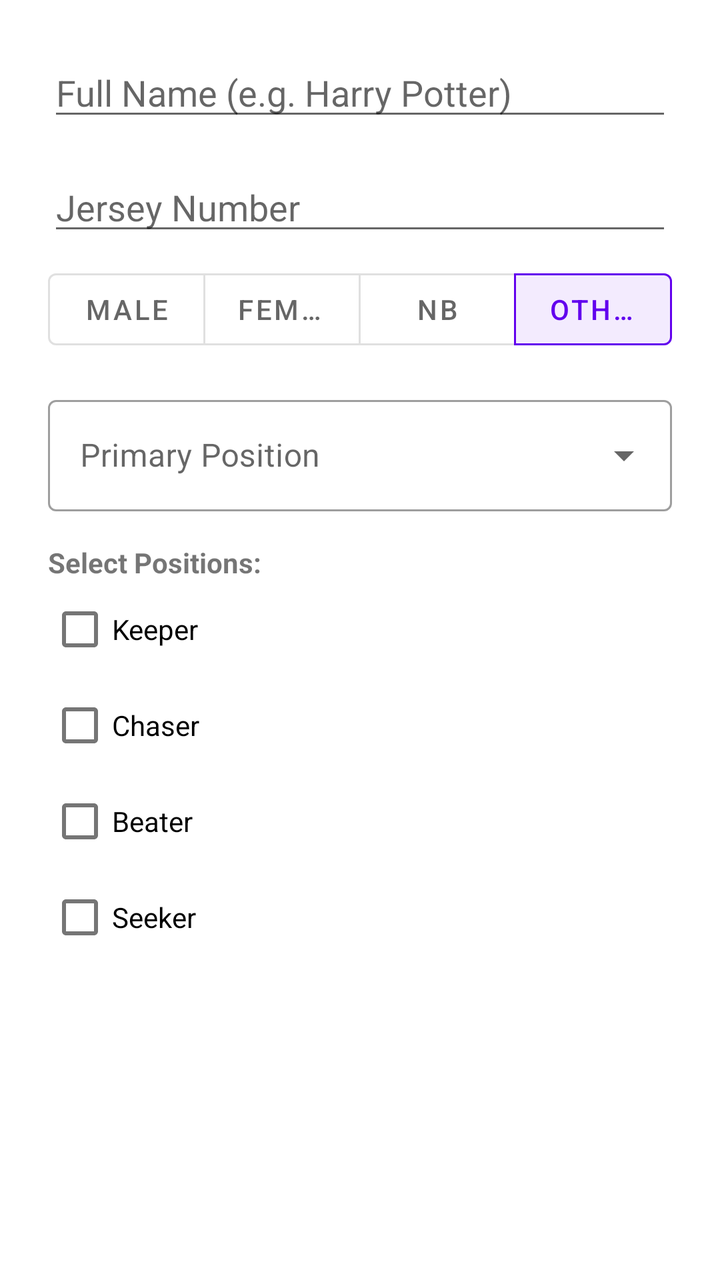
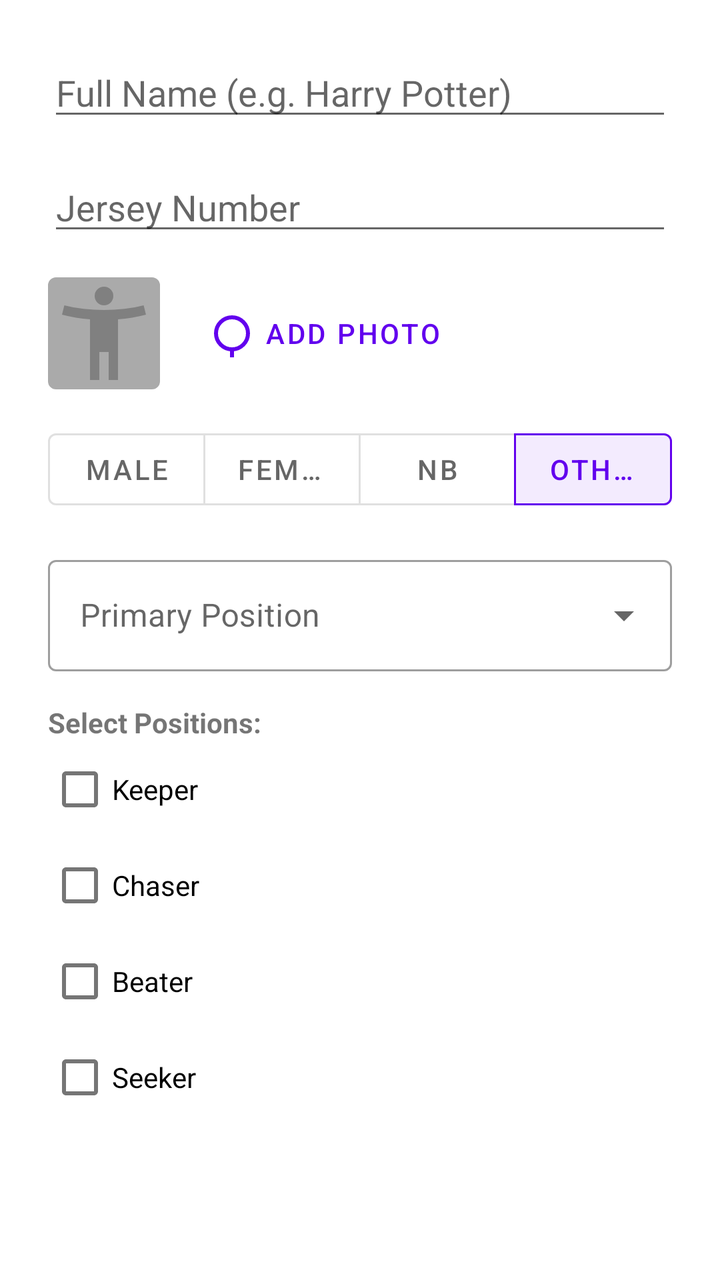

The first picture is an Android layout as it rendered before a commit; the second is the same layout after the commit. The layout source and the unified diff follow.
<!-- AndroidManifest.xml: application theme Theme.QuadballSidelineManager -->
<!-- res/layout/dialog_add_player.xml -->
<LinearLayout xmlns:android="http://schemas.android.com/apk/res/android"
    android:layout_width="match_parent"
    android:layout_height="wrap_content"
    xmlns:app="http://schemas.android.com/apk/res-auto"
    android:orientation="vertical"
    android:padding="24dp">

    <EditText
        android:id="@+id/etPlayerName"
        android:layout_width="match_parent"
        android:layout_height="wrap_content"
        android:hint="Full Name (e.g. Harry Potter)"
        android:inputType="textPersonName" />

    <EditText
        android:id="@+id/etPlayerNumber"
        android:layout_width="match_parent"
        android:layout_height="wrap_content"
        android:layout_marginTop="16dp"
        android:hint="Jersey Number"
        android:inputType="number" />

    <com.google.android.material.button.MaterialButtonToggleGroup
        android:id="@+id/toggleGender"
        android:layout_width="match_parent"
        android:layout_height="wrap_content"
        android:layout_marginTop="8dp"
        app:checkedButton="@+id/btnGenderOther"
        app:singleSelection="true">

        <com.google.android.material.button.MaterialButton
            android:id="@+id/btnGenderMale"
            style="@style/Widget.MaterialComponents.Button.OutlinedButton"
            android:layout_width="0dp"
            android:layout_height="wrap_content"
            android:layout_weight="1"
            android:text="Male" />

        <com.google.android.material.button.MaterialButton
            android:id="@+id/btnGenderFemale"
            style="@style/Widget.MaterialComponents.Button.OutlinedButton"
            android:layout_width="0dp"
            android:layout_height="wrap_content"
            android:layout_weight="1"
            android:text="Female" />

        <com.google.android.material.button.MaterialButton
            android:id="@+id/btnGenderNb"
            style="@style/Widget.MaterialComponents.Button.OutlinedButton"
            android:layout_width="0dp"
            android:layout_height="wrap_content"
            android:layout_weight="1"
            android:text="NB" />

        <com.google.android.material.button.MaterialButton
            android:id="@+id/btnGenderOther"
            style="@style/Widget.MaterialComponents.Button.OutlinedButton"
            android:layout_width="0dp"
            android:layout_height="wrap_content"
            android:layout_weight="1"
            android:text="Other" />
    </com.google.android.material.button.MaterialButtonToggleGroup>

    <com.google.android.material.textfield.TextInputLayout
        style="@style/Widget.MaterialComponents.TextInputLayout.OutlinedBox.ExposedDropdownMenu"
        android:layout_width="match_parent"
        android:layout_height="wrap_content"
        android:layout_marginTop="16dp"
        android:hint="Primary Position">

        <AutoCompleteTextView
            android:id="@+id/spinnerPrimaryPosition"
            android:layout_width="match_parent"
            android:layout_height="wrap_content"
            android:inputType="none" />
    </com.google.android.material.textfield.TextInputLayout>

    <TextView
        android:layout_width="wrap_content"
        android:layout_height="wrap_content"
        android:layout_marginTop="16dp"
        android:text="Select Positions:"
        android:textStyle="bold" />

    <CheckBox android:id="@+id/cbKeeper" android:layout_width="wrap_content" android:layout_height="wrap_content" android:text="Keeper" />
    <CheckBox android:id="@+id/cbChaser" android:layout_width="wrap_content" android:layout_height="wrap_content" android:text="Chaser" />
    <CheckBox android:id="@+id/cbBeater" android:layout_width="wrap_content" android:layout_height="wrap_content" android:text="Beater" />
    <CheckBox android:id="@+id/cbSeeker" android:layout_width="wrap_content" android:layout_height="wrap_content" android:text="Seeker" />

</LinearLayout>
<!-- resources referenced by this layout -->
<resources>
  <style name="Theme.QuadballSidelineManager" parent="Theme.MaterialComponents.DayNight.NoActionBar">
      </style>
</resources>

<!-- the commit's change to res/layout/dialog_add_player.xml (unified diff, before → after) -->
@@ -1,7 +1,7 @@
 <LinearLayout xmlns:android="http://schemas.android.com/apk/res/android"
+    xmlns:app="http://schemas.android.com/apk/res-auto"
     android:layout_width="match_parent"
     android:layout_height="wrap_content"
-    xmlns:app="http://schemas.android.com/apk/res-auto"
     android:orientation="vertical"
     android:padding="24dp">
 
@@ -20,11 +20,37 @@
         android:hint="Jersey Number"
         android:inputType="number" />
 
+    <LinearLayout
+        android:layout_width="match_parent"
+        android:layout_height="wrap_content"
+        android:layout_marginTop="16dp"
+        android:gravity="center_vertical"
+        android:orientation="horizontal">
+
+        <com.google.android.material.imageview.ShapeableImageView
+            android:id="@+id/ivPlayerPreview"
+            android:layout_width="56dp"
+            android:layout_height="56dp"
+            android:background="@android:color/darker_gray"
+            android:scaleType="centerCrop"
+            app:shapeAppearanceOverlay="@style/ShapeAppearance.MaterialComponents.SmallComponent"
+            app:srcCompat="@drawable/ic_player_placeholder" />
+
+        <com.google.android.material.button.MaterialButton
+            android:id="@+id/btnAddPhoto"
+            style="@style/Widget.MaterialComponents.Button.TextButton"
+            android:layout_width="wrap_content"
+            android:layout_height="wrap_content"
+            android:layout_marginStart="16dp"
+            android:text="Add Photo"
+            app:icon="@drawable/ic_hoop" />
+    </LinearLayout>
+
     <com.google.android.material.button.MaterialButtonToggleGroup
         android:id="@+id/toggleGender"
         android:layout_width="match_parent"
         android:layout_height="wrap_content"
-        android:layout_marginTop="8dp"
+        android:layout_marginTop="16dp"
         app:checkedButton="@+id/btnGenderOther"
         app:singleSelection="true">
 
@@ -68,7 +94,7 @@
         android:layout_marginTop="16dp"
         android:hint="Primary Position">
 
-        <AutoCompleteTextView
+        <com.google.android.material.textfield.MaterialAutoCompleteTextView
             android:id="@+id/spinnerPrimaryPosition"
             android:layout_width="match_parent"
             android:layout_height="wrap_content"
<!-- resource entries referenced after the edit -->
@@ -1,5 +1,27 @@
 <!-- resources referenced by this layout -->
 <resources>
+  <!-- drawable ic_hoop (drawable) -->
+  <vector xmlns:android="http://schemas.android.com/apk/res/android"
+      android:width="24dp"
+      android:height="24dp"
+      android:viewportWidth="24"
+      android:viewportHeight="24">
+      <path
+          android:pathData="M12,12m-8,0a8,8 0,1 1,16 0a8,8 0,1 1,-16 0"
+          android:strokeColor="#FFFFFF"
+          android:strokeWidth="2" />
+      <path
+          android:pathData="M12,20v4"
+          android:strokeColor="#FFFFFF"
+          android:strokeWidth="2"
+          android:strokeLineCap="round" />
+  </vector>
+  <!-- drawable ic_player_placeholder (drawable) -->
+  <vector xmlns:android="http://schemas.android.com/apk/res/android" android:height="24dp" android:tint="#808080" android:viewportHeight="960" android:viewportWidth="960" android:width="24dp">
+        
+      <path android:fillColor="@android:color/white" android:pathData="M423.5,216.5Q400,193 400,160Q400,127 423.5,103.5Q447,80 480,80Q513,80 536.5,103.5Q560,127 560,160Q560,193 536.5,216.5Q513,240 480,240Q447,240 423.5,216.5ZM360,880L360,360Q300,355 238,345Q176,335 120,320L140,240Q218,261 306,270.5Q394,280 480,280Q566,280 654,270.5Q742,261 820,240L840,320Q784,335 722,345Q660,355 600,360L600,880L520,880L520,640L440,640L440,880L360,880Z"/>
+      
+  </vector>
   <style name="Theme.QuadballSidelineManager" parent="Theme.MaterialComponents.DayNight.NoActionBar">
       </style>
 </resources>
